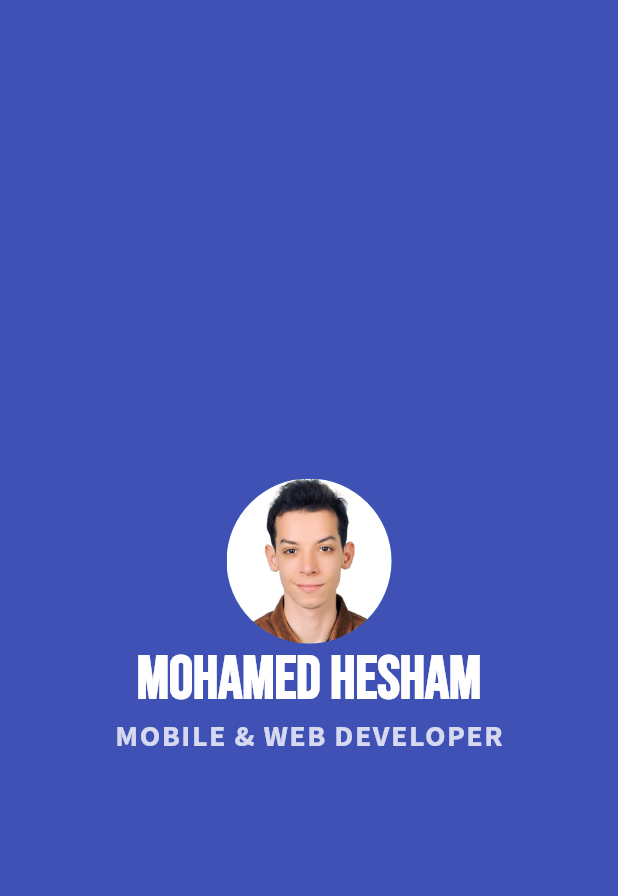
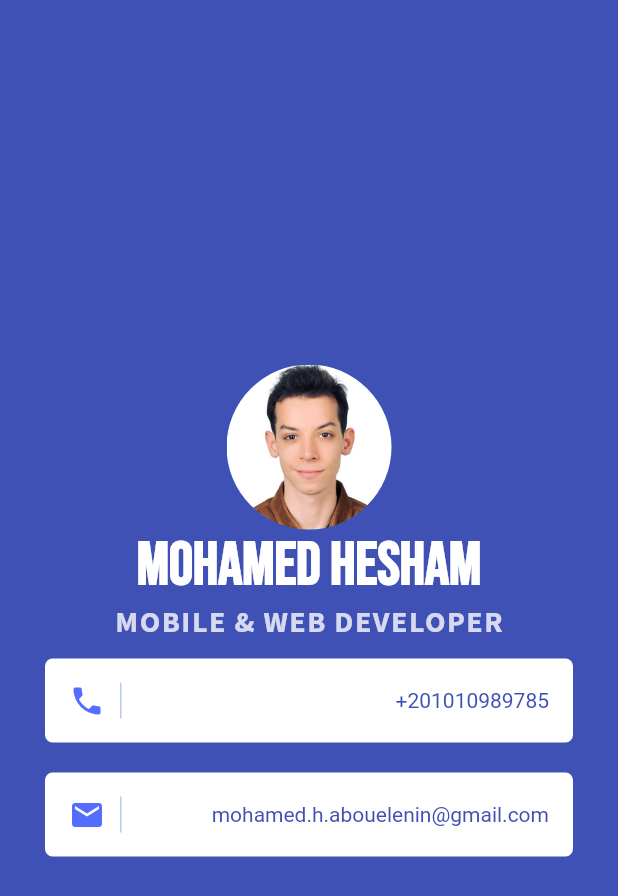
Before and after one commit to EtshD1/icard, a Flutter app: the screen it shows after launch, on a phone screen of 412 x 824 dp. Shown: the top 896 px of the screen. Run offline on Flutter 3.47's test engine with Material 2 defaults, Android fonts, the phone set to English and light mode, and no system bars.

Commit message:
added text info field

```diff
--- a/lib/src/icard.dart
+++ b/lib/src/icard.dart
@@ -10,11 +10,12 @@ class ICard extends StatelessWidget {
           child: Container(
             child: Column(
               children: <Widget>[
-                SizedBox(width: double.infinity),
-                _avatar(),
-                _Title("MOHAMED HESHAM", "BebasNeue", 40.0, Colors.white),
-                _Title("MOBILE & WEB DEVELOPER", "SourceSansPro", 20.0,
+                avatar(),
+                title("MOHAMED HESHAM", "BebasNeue", 40.0, Colors.white),
+                title("MOBILE & WEB DEVELOPER", "SourceSansPro", 20.0,
                     Color.fromARGB(200, 255, 255, 255), 1.0),
+                infoField(Icons.phone, "+201010989785"),
+                infoField(Icons.email, "mohamed.h.abouelenin@gmail.com"),
               ],
               crossAxisAlignment: CrossAxisAlignment.center,
               mainAxisAlignment: MainAxisAlignment.center,
@@ -25,14 +26,14 @@ class ICard extends StatelessWidget {
     );
   }
 
-  Widget _avatar() {
+  Widget avatar() {
     return CircleAvatar(
       backgroundImage: AssetImage("images/profile.png"),
       radius: 55.0,
     );
   }
 
-  Widget _Title(String title, String fontFamily, double fontSize, Color color,
+  Widget title(String title, String fontFamily, double fontSize, Color color,
       [double letterSpacing = 0.0]) {
     return Text(
       title,
@@ -44,4 +45,39 @@ class ICard extends StatelessWidget {
           letterSpacing: letterSpacing),
     );
   }
+
+  Widget infoField(IconData icon, String info) {
+    return Container(
+      margin: EdgeInsets.symmetric(vertical: 10.0, horizontal: 30.0),
+      padding: EdgeInsets.all(15.0),
+      decoration: BoxDecoration(
+        borderRadius: BorderRadius.all(Radius.circular(5)),
+        border: Border.all(color: Colors.white),
+        color: Colors.white,
+      ),
+      child: Row(
+        mainAxisAlignment: MainAxisAlignment.spaceBetween,
+        children: <Widget>[
+          Container(
+            decoration: BoxDecoration(
+              border: Border(
+                right: BorderSide(width: 1.0, color: Color(0x64536DFE)),
+              ),
+            ),
+            child: Padding(
+              padding: EdgeInsets.only(right: 10),
+              child: Icon(
+                icon,
+                color: Color(0xFF536DFE),
+              ),
+            ),
+          ),
+          Text(
+            info,
+            style: TextStyle(color: Colors.indigo, fontSize: 14),
+          ),
+        ],
+      ),
+    );
+  }
 }
```
